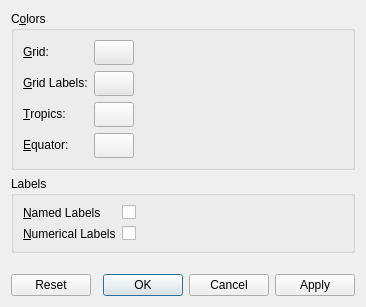
The window that src/plugins/render/graticule/GraticuleConfigWidget.ui (albar965/marble) describes before a commit, drawn with Qt 5.
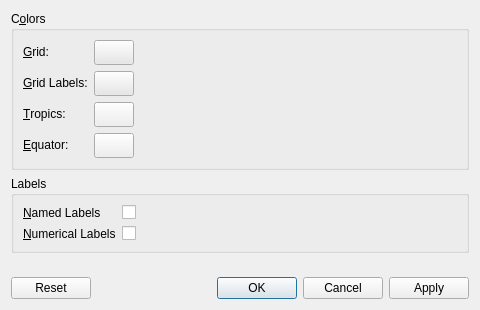
The same window after the commit.

The edit to the form file:
```diff
--- a/src/plugins/render/graticule/GraticuleConfigWidget.ui
+++ b/src/plugins/render/graticule/GraticuleConfigWidget.ui
@@ -6,8 +6,8 @@
    <rect>
     <x>0</x>
     <y>0</y>
-    <width>366</width>
-    <height>307</height>
+    <width>480</width>
+    <height>310</height>
    </rect>
   </property>
   <property name="windowTitle">
```
